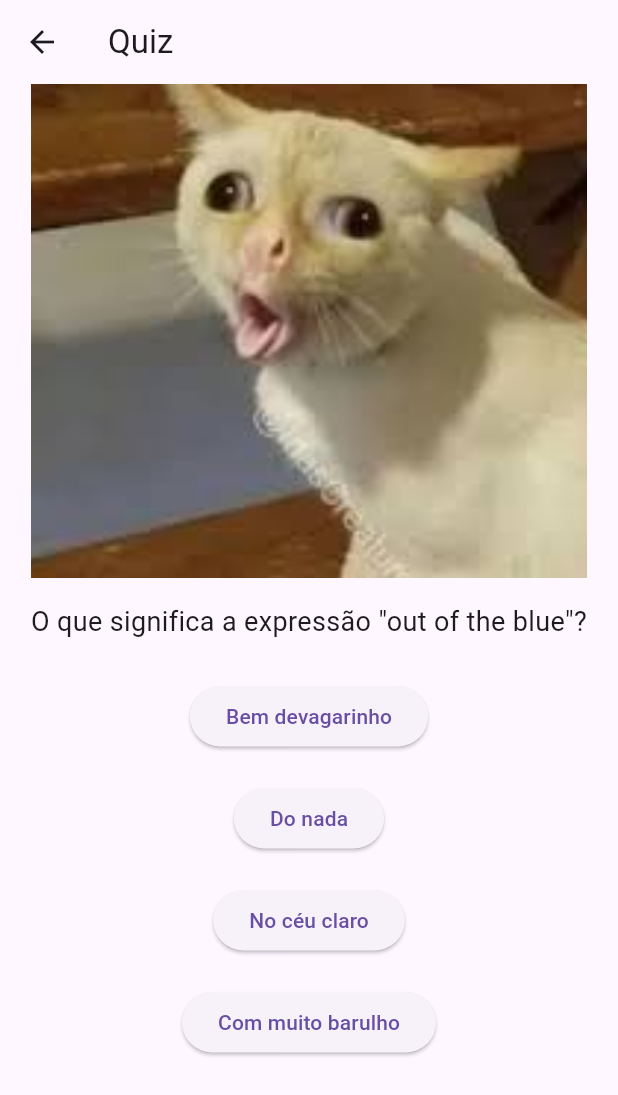
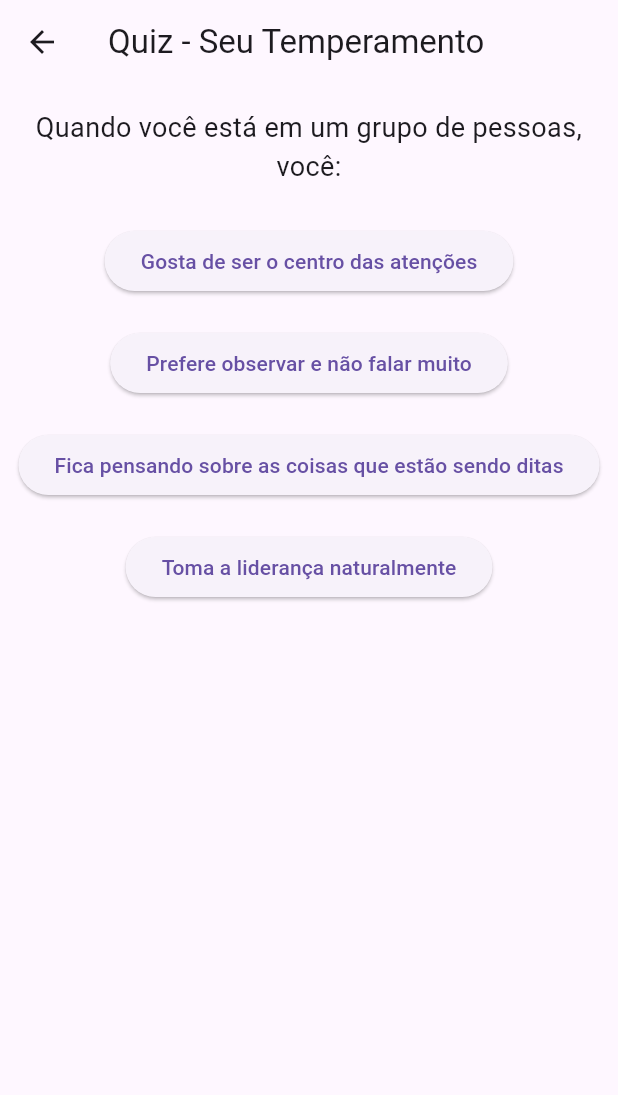
Before and after one commit to analesssa/QUIZ, a Flutter app: the PaginaQuiz screen opened directly, on a phone screen of 412 x 824 dp. Shown: the top 1095 px of the screen. Run offline on Flutter 3.47's test engine with Material 3 defaults, Android fonts, the phone set to English and light mode, and no system bars.

Commit message:
mudança de tema

```diff
--- a/lib/quiz.dart
+++ b/lib/quiz.dart
@@ -7,154 +7,149 @@ class PaginaQuiz extends StatefulWidget {
 
 class _PaginaQuizState extends State<PaginaQuiz> {
   int indicePergunta = 0;
-  Map<String, int> pontuacoes = {}; // Armazenar pontuações por opção
+  List<double> escalasBotao = [];  // Lista para controlar a escala de cada botão
+  Map<String, int> pontuacoes = {  // Pontuação por temperamento
+    'sanguineo': 0,
+    'fleumatico': 0,
+    'melancolico': 0,
+    'colerico': 0,
+  };
 
   List<Map<String, dynamic>> perguntas = [
-
     {
-        'asset':'lib/assets/gatito.jpg',
-        'texto': 'O que significa a expressão "out of the blue"?',
+      'texto': 'Quando você está em um grupo de pessoas, você:',
       'opcoes': {
-
-          'Bem devagarinho': 0,
-          'Do nada': 1,
-          'No céu claro': 0,
-          'Com muito barulho': 0,
+        'Gosta de ser o centro das atenções': 'sanguineo',
+        'Prefere observar e não falar muito': 'fleumatico',
+        'Fica pensando sobre as coisas que estão sendo ditas': 'melancolico',
+        'Toma a liderança naturalmente': 'colerico',
       },
     },
     {
-
-        'asset':'lib/assets/gatito2.jpg',
-        'texto': 'O que significa a expressão "in a jiffy"?',
+      'texto': 'Como você reage quando algo não sai como planejado?',
       'opcoes': {
-
-          'Em um tempão': 0,
-          'De um jeito bem complicado': 0,
-          'Devagarinho': 0,
-          'Vapt Vupt': 1,
+        'Fica estressado e tenta controlar a situação': 'colerico',
+        'Fica triste e se isola para refletir': 'melancolico',
+        'Fica calmo e tenta encontrar uma solução': 'fleumatico',
+        'Fica frustrado, mas logo passa e tenta outro caminho': 'sanguineo',
       },
     },
     {
-        'asset':'lib/assets/gatito3.jpg',
-        'texto': 'O que significa a palavra "cuckold"?',
+      'texto': 'Como você prefere passar seu tempo livre?',
       'opcoes': {
-
-          'Homem rico': 0,
-          'Preguiçoso': 0,
-          'Corno': 1,
-          'Homem folgado': 0,
+        'Socializando e se divertindo com amigos': 'sanguineo',
+        'Lendo ou refletindo sozinho': 'melancolico',
+        'Relaxando em casa, sem pressa': 'fleumatico',
+        'Realizando atividades desafiadoras e produtivas': 'colerico',
       },
     },
     {
-        'asset':'lib/assets/gatito4.jpg',
-        'texto': 'O que significa a expressão "gotta bail"?',
+      'texto': 'Quando você tem que tomar uma decisão difícil, você:',
       'opcoes': {
-
-          'Vou vazar': 1,
-          'Cancelar o rolê': 0,
-          'Ir pra cadeia': 0,
-          'Tomar uma decisão rápida': 0,
+        'Toma uma decisão rápida e segue em frente': 'colerico',
+        'Reflete muito antes de decidir': 'melancolico',
+        'Tenta ver os dois lados e opta pela solução mais calma': 'fleumatico',
+        'Busca o apoio dos outros para tomar a decisão': 'sanguineo',
       },
     },
     {
-
-        'asset':'lib/assets/gatito5.jpg',
-        'texto': 'O que significa a palavra "hellhole"?',
+      'texto': 'Você costuma ser:',
       'opcoes': {
-
-          'Lar doce lar': 0,
-          'Muquifo': 1,
-          'Centro da cidade': 0,
-          'Uma caverna': 0,
+        'Extrovertido e sempre disposto a conversar': 'sanguineo',
+        'Mais introvertido, preferindo ambientes tranquilos': 'fleumatico',
+        'Profundo e pensativo, gosta de analisar tudo': 'melancolico',
+        'Enérgico e focado, gosta de estar no controle': 'colerico',
       },
     },
     {
-
-        'asset':'lib/assets/gatito6.jpg',
-        'texto': 'O que significa a expressão "walk on eggshells"?',
+      'texto': 'Em uma discussão, você geralmente:',
       'opcoes': {
-
-          'Andar descalço': 0,
-          'Pisar em ovos': 1,
-          'Bater perna': 0,
-          'Agir errado': 0,
+        'Fica calmo e tenta resolver a situação pacificamente': 'fleumatico',
+        'Fala com entusiasmo e tenta convencer os outros': 'sanguineo',
+        'Reflete profundamente sobre todos os pontos de vista': 'melancolico',
+        'Defende sua opinião de forma firme e assertiva': 'colerico',
       },
     },
     {
-
-        'asset':'lib/assets/gatito7.jpg',
-        'texto': 'O que significa a expressão "Bullshit"?',
+      'texto': 'Quando as coisas não estão indo bem, você:',
       'opcoes': {
-
-          'Papo furado': 1,
-          'Saco cheio': 0,
-          'Bala': 0,
-          'Bagunça': 0,
+        'Fica chateado, mas tenta manter a calma e esperar a situação melhorar': 'fleumatico',
+        'Fica emocionalmente envolvido e expressa seus sentimentos': 'sanguineo',
+        'Fica deprimido e começa a questionar tudo': 'melancolico',
+        'Fica irritado e procura uma solução imediata': 'colerico',
       },
     },
     {
-
-        'asset':'lib/assets/gatito8.jpg',
-        'texto': 'O que significa a expressão "Kiss ass" ?',
+      'texto': 'Como você reage a críticas?',
       'opcoes': {
-
-          'Cara de pau ': 0,
-          'Mentiroso': 0,
-          'Puxa saco': 1,
-          'Esquisito': 0,
+        'Aceita de forma construtiva e tenta melhorar': 'fleumatico',
+        'Fica animado para aprender com os outros': 'sanguineo',
+        'Fica pensativo e reflete profundamente sobre o que foi dito': 'melancolico',
+        'Fica defensivo e tenta justificar suas ações': 'colerico',
       },
     },
     {
-
-        'asset':'lib/assets/gatito9.jpg',
-        'texto': 'O que quer dizer "white lie"?',
+      'texto': 'Quando você conhece alguém novo, você:',
       'opcoes': {
-
-          'Carta branca': 0,
-          'Mantra': 0,
-          'Marca de sabão': 0,
-          'Mentirinha': 1,
-
+        'Se sente à vontade e rapidamente começa a conversar': 'sanguineo',
+        'Fica mais tímido e prefere esperar para ver a reação da outra pessoa': 'fleumatico',
+        'Fica observando e analisando o comportamento da pessoa': 'melancolico',
+        'Toma a iniciativa e tenta impressionar a pessoa': 'colerico',
       },
     },
     {
-
-        'asset':'lib/assets/gatito10.jpg',
-        'texto': 'Qual significado da expressão "Whinning"?',
+      'texto': 'Quando você tem uma tarefa difícil, você:',
       'opcoes': {
-
-          'Enganar alguém': 0,
-          'Fazer mimimi': 1,
-          'Ganhar algo': 0,
-          'Passar a perna em alguém': 0,
+        'Prefere fazer as coisas com calma, no seu próprio ritmo': 'fleumatico',
+        'Fica empolgado e enfrenta a tarefa com energia': 'sanguineo',
+        'Se preocupa muito com cada detalhe e busca a perfeição': 'melancolico',
+        'Enfrenta o desafio com determinação e foco': 'colerico',
       },
     },
   ];
 
+  @override
+  void initState() {
+    super.initState();
+    escalasBotao = List.generate(perguntas[indicePergunta]['opcoes'].length, (index) => 1.0);
+  }
+
   void responder(String opcaoSelecionada) {
-    // Adiciona ou atualiza a pontuação da opção selecionada
-    pontuacoes[opcaoSelecionada] =
-        perguntas[indicePergunta]['opcoes'][opcaoSelecionada];
+    // Atualiza a pontuação para o temperamento correspondente à opção selecionada
+    setState(() {
+      pontuacoes[opcaoSelecionada] = pontuacoes[opcaoSelecionada]! + 1; // Incrementa a pontuação do temperamento
+    });
 
     if (indicePergunta + 1 < perguntas.length) {
       setState(() {
         indicePergunta++;
+        escalasBotao = List.generate(perguntas[indicePergunta]['opcoes'].length, (index) => 1.0); // Atualiza escalas ao mudar a pergunta
       });
     } else {
-      // Mostra o resultado final
-      mostrarResultados();
+      mostrarResultados(); // Quando o quiz termina, mostra o resultado
     }
   }
 
   void mostrarResultados() {
-    String resultado = 'Resultados:\n';
-    int pontuacaoFinal = 0;
-    pontuacoes.forEach((opcao, score) {
-      resultado += '$opcao: ${score == 1 ? "Correto" : "Incorreto"}\n';
-      pontuacaoFinal += score;
-    });
-    resultado += '\nPontuação final: $pontuacaoFinal/${perguntas.length}';
+    // Determina o temperamento com maior pontuação
+    String resultado = 'Seu temperamento predominante é:\n';
+    String temperamentoDominante = '';
 
+    int maiorPontuacao = pontuacoes.values.reduce((a, b) => a > b ? a : b);
+
+    if (pontuacoes['sanguineo'] == maiorPontuacao) {
+      temperamentoDominante = 'Sanguíneo';
+    } else if (pontuacoes['fleumatico'] == maiorPontuacao) {
+      temperamentoDominante = 'Fleumático';
+    } else if (pontuacoes['melancolico'] == maiorPontuacao) {
+      temperamentoDominante = 'Melancólico';
+    } else {
+      temperamentoDominante = 'Colérico';
+    }
+
+    resultado += temperamentoDominante;
+
+    // Exibe o resultado final
     showDialog(
       context: context,
       builder: (ctx) => AlertDialog(
@@ -165,10 +160,23 @@ class _PaginaQuizState extends State<PaginaQuiz> {
             child: Text('Fechar'),
             onPressed: () {
               Navigator.of(ctx).pop();
+            },
+          ),
+          TextButton(
+            child: Text('Reiniciar Quiz'),
+            onPressed: () {
               setState(() {
-                indicePergunta = 0; // Reiniciar o quiz
-                pontuacoes.clear(); // Limpar as pontuações
+                // Reinicia as variáveis do quiz
+                indicePergunta = 0;
+                pontuacoes = {  // Zera as pontuações
+                  'sanguineo': 0,
+                  'fleumatico': 0,
+                  'melancolico': 0,
+                  'colerico': 0,
+                };
+                escalasBotao = List.generate(perguntas[indicePergunta]['opcoes'].length, (index) => 1.0); // Reseta as escalas
               });
+              Navigator.of(ctx).pop();
             },
           ),
         ],
@@ -179,41 +187,49 @@ class _PaginaQuizState extends State<PaginaQuiz> {
   @override
   Widget build(BuildContext context) {
     return Scaffold(
-      appBar: AppBar(title: Text('Quiz')),
+      appBar: AppBar(title: Text('Quiz - Seu Temperamento')),
       body: SingleChildScrollView(
-          // Permite rolagem do conteúdo
         child: Center(
           child: Column(
             children: [
-            // Usando a URL para a imagem
-            Image.asset(
-              perguntas[indicePergunta]['asset'] as String,
-              fit: BoxFit.fitHeight,
-              width: MediaQuery.of(context).size.width *
-                  0.9, // Ajusta a largura da imagem
-              height: MediaQuery.of(context).size.height *
-                  0.4, // Ajusta a altura da imagem
-            ),
               Padding(
                 padding: const EdgeInsets.all(16.0),
                 child: Text(
                   perguntas[indicePergunta]['texto'],
                   style: TextStyle(fontSize: 18),
-                textAlign: TextAlign.center, // Ajusta o alinhamento do texto
+                  textAlign: TextAlign.center,
                 ),
               ),
+              // Gera os botões de resposta
               ...perguntas[indicePergunta]['opcoes'].keys.map((opcao) {
+                int index = perguntas[indicePergunta]['opcoes'].keys.toList().indexOf(opcao);
                 return Padding(
                   padding: const EdgeInsets.symmetric(vertical: 10.0),
+                  child: MouseRegion(
+                    onEnter: (_) {
+                      setState(() {
+                        escalasBotao[index] = 1.1; // Aumenta a escala do botão específico
+                      });
+                    },
+                    onExit: (_) {
+                      setState(() {
+                        escalasBotao[index] = 1.0; // Restaura a escala para o tamanho normal
+                      });
+                    },
+                    child: Transform.scale(
+                      scale: escalasBotao[index], // Controla a escala do botão específico
                       child: ElevatedButton(
-                  onPressed: () => responder(opcao),
+                        onPressed: () => responder(perguntas[indicePergunta]['opcoes'][opcao]),
                         child: Text(opcao),
+                      ),
+                    ),
                   ),
                 );
               }).toList(),
             ],
           ),
-      )),
+        ),
+      ),
     );
   }
 }
```
Lines whose indentation alone changed are shown as unchanged.
